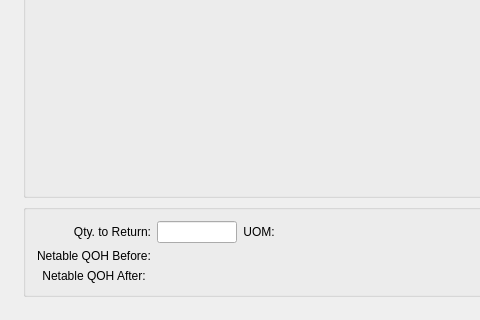
The window that guiclient/returnWoMaterialItem.ui (Pegasus-RPG/xtuple-client) describes before a commit, drawn with Qt 5; both pictures show x 0 to 480 and y 250 to 570 of the 641 by 570 pixel window.
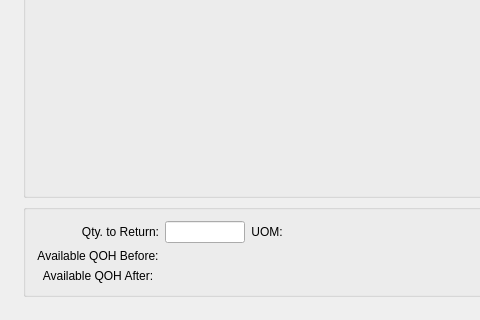
The same window after the commit. Custom widgets are drawn as their Qt base class.

The edit to the form file:
```diff
--- a/guiclient/returnWoMaterialItem.ui
+++ b/guiclient/returnWoMaterialItem.ui
@@ -192,7 +192,7 @@
              </size>
             </property>
             <property name="text">
-             <string>Netable QOH Before:</string>
+             <string>Available QOH Before:</string>
             </property>
             <property name="alignment">
              <set>Qt::AlignCenter</set>
@@ -221,7 +221,7 @@
              </size>
             </property>
             <property name="text">
-             <string>Netable QOH After:</string>
+             <string>Available QOH After:</string>
             </property>
             <property name="alignment">
              <set>Qt::AlignCenter</set>
```
